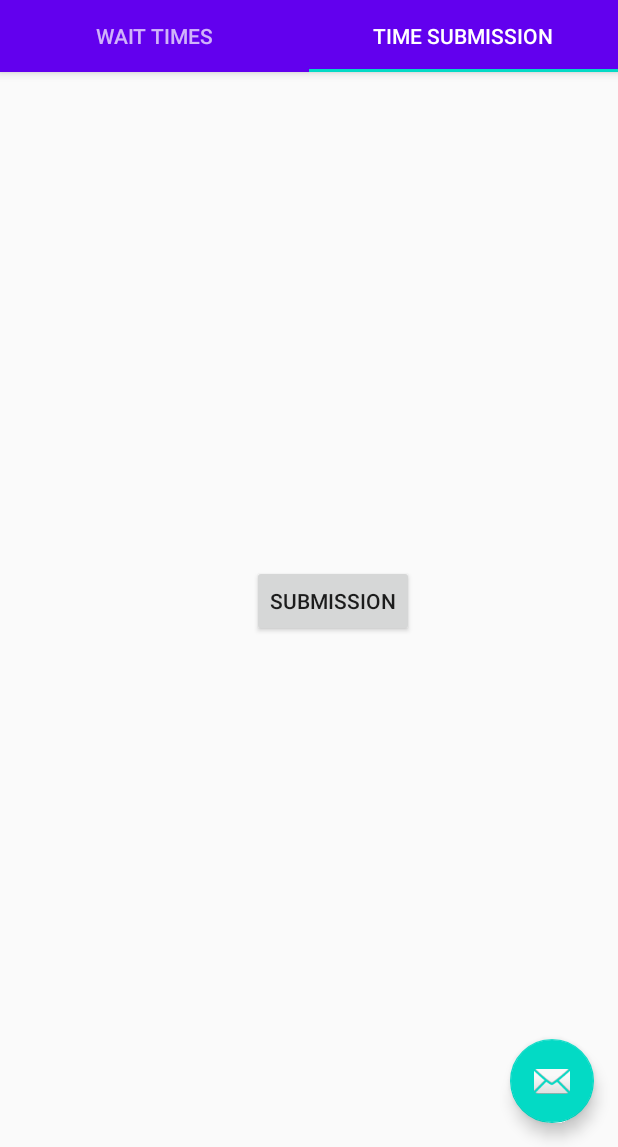
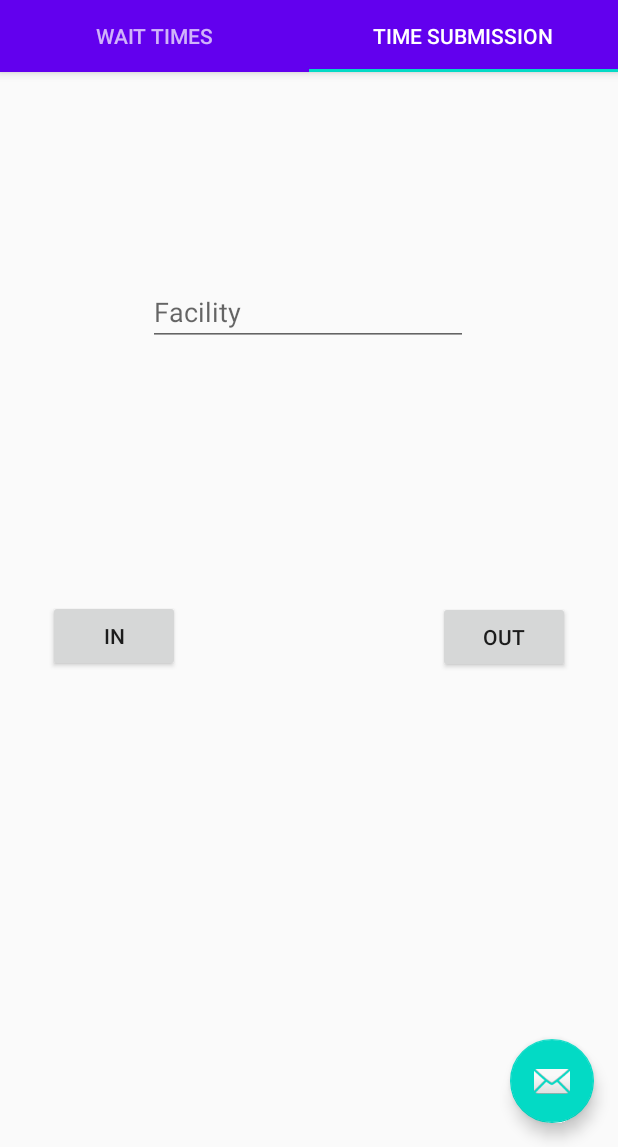
Before and after one commit to mlang25/cmu-linex, an Android app: the screen it shows after launch (MainActivity), tab 2 chosen, on a phone screen of 412 x 824 dp, the part 89-1236 px from its top. Run offline under Robolectric (Android 15) with nearby library versions, the phone set to English and light mode, and no system bars; our stand-ins replace Volley; network calls fail; 1 statement that could not run was skipped.

Commit message:
Button clicks

```diff
--- a/CMULinex/app/src/main/java/com/sourcactus/cmulinex/MainActivity.kt
+++ b/CMULinex/app/src/main/java/com/sourcactus/cmulinex/MainActivity.kt
@@ -8,6 +8,7 @@
 import androidx.appcompat.app.AppCompatActivity
 import android.view.Menu
 import android.view.MenuItem
+import android.view.View
 import com.sourcactus.cmulinex.ui.main.SectionsPagerAdapter
 
 class MainActivity : AppCompatActivity() {
@@ -27,4 +28,12 @@
                     .setAction("Action", null).show()
         }
     }
+
+    fun startTiming(view: View) {
+
+    }
+
+    fun endTiming(view: View) {
+
+    }
 }
--- a/CMULinex/app/src/main/java/com/sourcactus/cmulinex/ui/main/ListingViewModel.kt
+++ b/CMULinex/app/src/main/java/com/sourcactus/cmulinex/ui/main/ListingViewModel.kt
@@ -16,7 +16,7 @@
     }
 
     val nameInfo: LiveData<String> = Transformations.map(_name) {
-        "$it: \n ${_time.value} minutes"
+        "$it (${_index.value}): \n ${_time.value} minutes"
     }
 
     fun setIndex(index: Int) {
--- a/CMULinex/app/src/main/res/layout/fragment_submission.xml
+++ b/CMULinex/app/src/main/res/layout/fragment_submission.xml
@@ -24,11 +24,42 @@
         android:id="@+id/button2"
         android:layout_width="wrap_content"
         android:layout_height="wrap_content"
-        android:layout_marginEnd="136dp"
-        android:layout_marginRight="136dp"
-        android:layout_marginBottom="340dp"
-        android:text="submission"
+        android:layout_marginStart="32dp"
+        android:layout_marginLeft="32dp"
+        android:layout_marginBottom="304dp"
+        android:onClick="startTiming"
+        android:text="In"
         app:layout_constraintBottom_toBottomOf="parent"
-        app:layout_constraintEnd_toEndOf="parent" />
+        app:layout_constraintStart_toStartOf="parent"
+        app:layout_constraintTop_toBottomOf="@+id/editTextTextPersonName"
+        app:layout_constraintVertical_bias="0.932" />
+
+    <EditText
+        android:id="@+id/editTextTextPersonName"
+        android:layout_width="wrap_content"
+        android:layout_height="wrap_content"
+        android:ems="10"
+        android:hint="Facility"
+        android:inputType="textPersonName"
+        app:layout_constraintBottom_toBottomOf="parent"
+        app:layout_constraintEnd_toEndOf="parent"
+        app:layout_constraintHorizontal_bias="0.497"
+        app:layout_constraintStart_toStartOf="parent"
+        app:layout_constraintTop_toTopOf="parent"
+        app:layout_constraintVertical_bias="0.205" />
+
+    <Button
+        android:id="@+id/out"
+        android:layout_width="wrap_content"
+        android:layout_height="wrap_content"
+        android:layout_marginEnd="32dp"
+        android:layout_marginRight="32dp"
+        android:layout_marginBottom="304dp"
+        android:onClick="endTiming"
+        android:text="out"
+        app:layout_constraintBottom_toBottomOf="parent"
+        app:layout_constraintEnd_toEndOf="parent"
+        app:layout_constraintTop_toBottomOf="@+id/editTextTextPersonName"
+        app:layout_constraintVertical_bias="0.935" />
 
 </androidx.constraintlayout.widget.ConstraintLayout>
```
